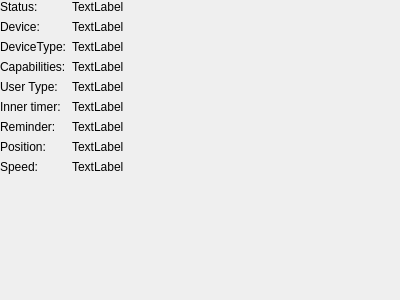
Above: src/linakdeskapp/ui/device_status_widget.ui from anetczuk/LinakDeskApp before the change. Below: the same form after it.
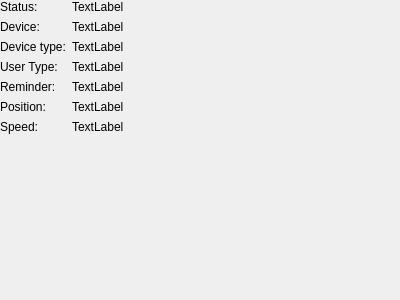
That is the form after the change.

Diff of the .ui file:
```diff
--- a/src/linakdeskapp/ui/device_status_widget.ui
+++ b/src/linakdeskapp/ui/device_status_widget.ui
@@ -60,7 +60,7 @@
    <item row="2" column="0">
     <widget class="QLabel" name="deviceTypeText">
      <property name="text">
-      <string>DeviceType:</string>
+      <string>Device type:</string>
      </property>
     </widget>
    </item>
@@ -72,89 +72,61 @@
     </widget>
    </item>
    <item row="3" column="0">
-    <widget class="QLabel" name="capsText">
-     <property name="text">
-      <string>Capabilities:</string>
-     </property>
-    </widget>
-   </item>
-   <item row="3" column="1">
-    <widget class="QLabel" name="capsLabel">
-     <property name="text">
-      <string>TextLabel</string>
-     </property>
-    </widget>
-   </item>
-   <item row="4" column="0">
     <widget class="QLabel" name="userTypeText">
      <property name="text">
       <string>User Type:</string>
      </property>
     </widget>
    </item>
-   <item row="4" column="1">
+   <item row="3" column="1">
     <widget class="QLabel" name="userTypeLabel">
      <property name="text">
       <string>TextLabel</string>
      </property>
     </widget>
    </item>
-   <item row="6" column="0">
+   <item row="4" column="0">
     <widget class="QLabel" name="reminderText">
      <property name="text">
       <string>Reminder:</string>
      </property>
     </widget>
    </item>
-   <item row="6" column="1">
+   <item row="4" column="1">
     <widget class="QLabel" name="reminderLabel">
      <property name="text">
       <string>TextLabel</string>
      </property>
     </widget>
    </item>
-   <item row="7" column="0">
+   <item row="5" column="0">
     <widget class="QLabel" name="positionText">
      <property name="text">
       <string>Position:</string>
      </property>
     </widget>
    </item>
-   <item row="7" column="1">
+   <item row="5" column="1">
     <widget class="QLabel" name="positionLabel">
      <property name="text">
       <string>TextLabel</string>
      </property>
     </widget>
    </item>
-   <item row="8" column="0">
+   <item row="6" column="0">
     <widget class="QLabel" name="speedText">
      <property name="text">
       <string>Speed:</string>
      </property>
     </widget>
    </item>
-   <item row="8" column="1">
+   <item row="6" column="1">
     <widget class="QLabel" name="speedLabel">
      <property name="text">
       <string>TextLabel</string>
      </property>
     </widget>
    </item>
-   <item row="5" column="0">
-    <widget class="QLabel" name="opCounterText">
-     <property name="text">
-      <string>Inner timer:</string>
-     </property>
-    </widget>
-   </item>
-   <item row="5" column="1">
-    <widget class="QLabel" name="counterLabel">
-     <property name="text">
-      <string>TextLabel</string>
-     </property>
-    </widget>
-   </item>
   </layout>
  </widget>
  <resources/>
```
